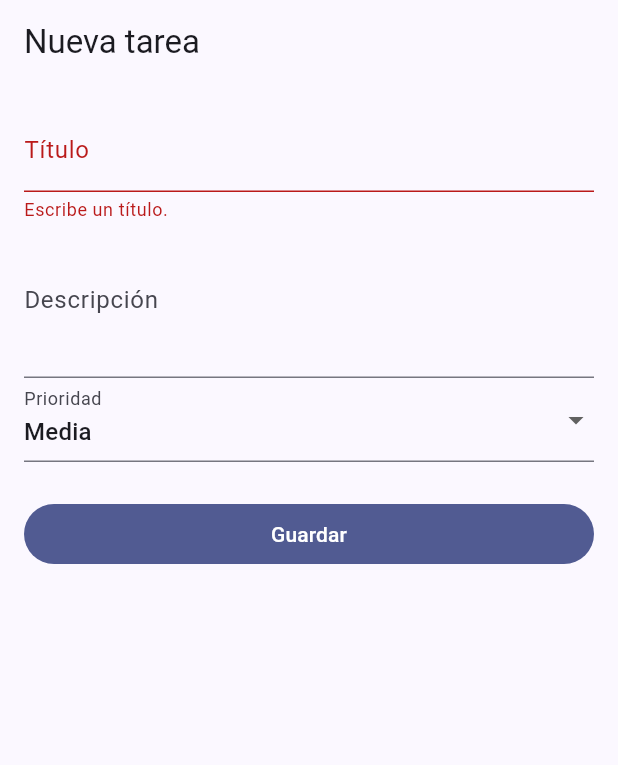
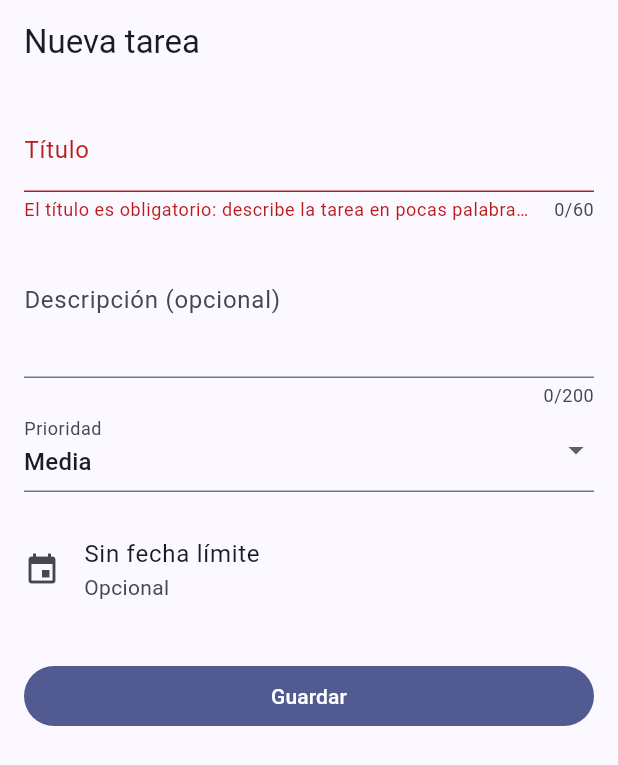
Before and after one commit to DumarMatamoros/CursoFlutter, a Flutter app: the TaskFormScreen screen opened by its route, after a tap on "Guardar", on a phone screen of 412 x 824 dp. Shown: the top 765 px of the screen. Run offline on Flutter 3.47's test engine with Material 3 defaults, Android fonts, the phone set to English and light mode, and no system bars; our stand-ins replace dio, go_router; network calls fail.

Commit message:
feat: agregar formulario de tareas

```diff
--- a/lib/features/tasks/presentation/task_form_screen.dart
+++ b/lib/features/tasks/presentation/task_form_screen.dart
@@ -2,15 +2,29 @@ import 'package:flutter/material.dart';
 import 'package:go_router/go_router.dart';
 
 class TaskDraft {
-  const TaskDraft(this.title, this.description, this.priority);
+  const TaskDraft(this.title, this.description, this.priority, {this.dueDate});
 
   final String title;
   final String description;
   final String priority;
+
+  /// Fecha límite opcional; `null` si el usuario no eligió ninguna.
+  final DateTime? dueDate;
+}
+
+/// Formatea una fecha como dd/mm/aaaa sin depender de paquetes externos.
+String formatDate(DateTime date) {
+  final day = date.day.toString().padLeft(2, '0');
+  final month = date.month.toString().padLeft(2, '0');
+  return '$day/$month/${date.year}';
 }
 
 class TaskFormScreen extends StatefulWidget {
   const TaskFormScreen({super.key});
+
+  static const int titleMinLength = 3;
+  static const int titleMaxLength = 60;
+  static const int descriptionMaxLength = 200;
 
   @override
   State<TaskFormScreen> createState() => _TaskFormScreenState();
@@ -21,12 +35,52 @@ class _TaskFormScreenState extends State<TaskFormScreen> {
   final _title = TextEditingController();
   final _description = TextEditingController();
   String _priority = 'Media';
+  DateTime? _dueDate;
 
   @override
   void dispose() {
     _title.dispose();
     _description.dispose();
     super.dispose();
+  }
+
+  String? _validateTitle(String? value) {
+    final text = value?.trim() ?? '';
+    if (text.isEmpty) {
+      return 'El título es obligatorio: describe la tarea en pocas palabras.';
+    }
+    if (text.length < TaskFormScreen.titleMinLength) {
+      return 'El título es muy corto: usa al menos '
+          '${TaskFormScreen.titleMinLength} caracteres.';
+    }
+    if (text.length > TaskFormScreen.titleMaxLength) {
+      return 'El título es muy largo: usa máximo '
+          '${TaskFormScreen.titleMaxLength} caracteres.';
+    }
+    return null;
+  }
+
+  String? _validateDescription(String? value) {
+    final text = value?.trim() ?? '';
+    if (text.length > TaskFormScreen.descriptionMaxLength) {
+      return 'La descripción no puede superar '
+          '${TaskFormScreen.descriptionMaxLength} caracteres.';
+    }
+    return null;
+  }
+
+  Future<void> _pickDueDate() async {
+    final today = DateUtils.dateOnly(DateTime.now());
+    final picked = await showDatePicker(
+      context: context,
+      initialDate: _dueDate ?? today,
+      firstDate: today,
+      lastDate: DateTime(today.year + 2, 12, 31),
+      helpText: 'Fecha límite (opcional)',
+      cancelText: 'Cancelar',
+      confirmText: 'Elegir',
+    );
+    if (picked != null) setState(() => _dueDate = picked);
   }
 
   void _submit() {
@@ -36,33 +90,41 @@ class _TaskFormScreenState extends State<TaskFormScreen> {
       _title.text.trim(),
       _description.text.trim(),
       _priority,
+      dueDate: _dueDate,
     );
     context.pop(draft);
   }
 
   @override
   Widget build(BuildContext context) {
+    final dueDate = _dueDate;
+
     return Scaffold(
       appBar: AppBar(title: const Text('Nueva tarea')),
       body: Form(
         key: _formKey,
+        autovalidateMode: AutovalidateMode.onUserInteraction,
         child: ListView(
           padding: const EdgeInsets.all(16),
           children: [
             TextFormField(
               controller: _title,
-              decoration: const InputDecoration(labelText: 'Título'),
-              validator: (value) {
-                final text = value?.trim() ?? '';
-                if (text.isEmpty) return 'Escribe un título.';
-                if (text.length < 3) return 'Usa al menos 3 caracteres.';
-                return null;
-              },
+              decoration: const InputDecoration(
+                labelText: 'Título',
+                hintText: 'Ej.: Entregar informe de laboratorio',
+              ),
+              maxLength: TaskFormScreen.titleMaxLength,
+              textInputAction: TextInputAction.next,
+              validator: _validateTitle,
             ),
             TextFormField(
               controller: _description,
-              decoration: const InputDecoration(labelText: 'Descripción'),
+              decoration: const InputDecoration(
+                labelText: 'Descripción (opcional)',
+              ),
               maxLines: 3,
+              maxLength: TaskFormScreen.descriptionMaxLength,
+              validator: _validateDescription,
             ),
             DropdownButtonFormField<String>(
               initialValue: _priority,
@@ -72,8 +134,29 @@ class _TaskFormScreenState extends State<TaskFormScreen> {
                 DropdownMenuItem(value: 'Media', child: Text('Media')),
                 DropdownMenuItem(value: 'Baja', child: Text('Baja')),
               ],
+              validator: (value) =>
+                  value == null ? 'Elige una prioridad para la tarea.' : null,
               onChanged: (value) =>
                   setState(() => _priority = value ?? 'Media'),
+            ),
+            const SizedBox(height: 16),
+            ListTile(
+              contentPadding: EdgeInsets.zero,
+              leading: const Icon(Icons.event),
+              title: Text(
+                dueDate == null
+                    ? 'Sin fecha límite'
+                    : 'Fecha límite: ${formatDate(dueDate)}',
+              ),
+              subtitle: const Text('Opcional'),
+              trailing: dueDate == null
+                  ? null
+                  : IconButton(
+                      tooltip: 'Quitar fecha',
+                      icon: const Icon(Icons.clear),
+                      onPressed: () => setState(() => _dueDate = null),
+                    ),
+              onTap: _pickDueDate,
             ),
             const SizedBox(height: 24),
             FilledButton(onPressed: _submit, child: const Text('Guardar')),
```
Also changed, not shown: lib/features/tasks/presentation/task_list_screen.dart (+7 -1 lines), 2 other files.
